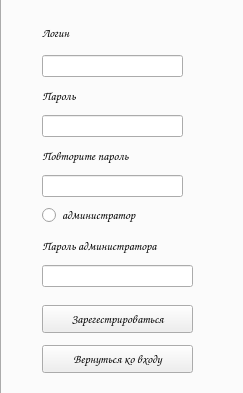
Qt form register.ui (k0rog/TRPO_Practice) before a commit.
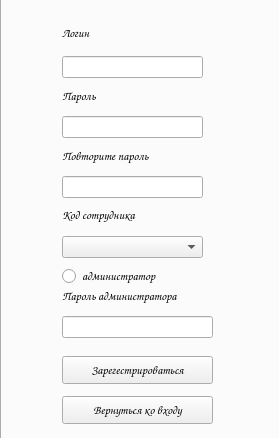
The same form after that commit. The open tabs and pages were chosen to show the change.

Diff of the .ui file:
```diff
--- a/register.ui
+++ b/register.ui
@@ -6,8 +6,8 @@
    <rect>
     <x>0</x>
     <y>0</y>
-    <width>243</width>
-    <height>393</height>
+    <width>279</width>
+    <height>438</height>
    </rect>
   </property>
   <property name="windowTitle">
@@ -153,7 +153,7 @@
     <widget class="QLabel" name="label_3">
      <property name="geometry">
       <rect>
-       <x>40</x>
+       <x>60</x>
        <y>29</y>
        <width>55</width>
        <height>16</height>
@@ -171,20 +171,10 @@
       <string>Логин</string>
      </property>
     </widget>
-    <widget class="QLineEdit" name="regPassFEdit">
-     <property name="geometry">
-      <rect>
-       <x>40</x>
-       <y>119</y>
-       <width>141</width>
-       <height>22</height>
-      </rect>
-     </property>
-    </widget>
     <widget class="QLabel" name="label_4">
      <property name="geometry">
       <rect>
-       <x>40</x>
+       <x>60</x>
        <y>89</y>
        <width>61</width>
        <height>21</height>
@@ -202,20 +192,10 @@
       <string>Пароль</string>
      </property>
     </widget>
-    <widget class="QLineEdit" name="regLoginEdit">
-     <property name="geometry">
-      <rect>
-       <x>40</x>
-       <y>59</y>
-       <width>141</width>
-       <height>22</height>
-      </rect>
-     </property>
-    </widget>
     <widget class="QLabel" name="label_5">
      <property name="geometry">
       <rect>
-       <x>40</x>
+       <x>60</x>
        <y>149</y>
        <width>141</width>
        <height>21</height>
@@ -233,11 +213,83 @@
       <string>Повторите пароль</string>
      </property>
     </widget>
+    <widget class="QLabel" name="label_6">
+     <property name="geometry">
+      <rect>
+       <x>60</x>
+       <y>289</y>
+       <width>191</width>
+       <height>21</height>
+      </rect>
+     </property>
+     <property name="font">
+      <font>
+       <family>Comic Sans MS</family>
+       <pointsize>9</pointsize>
+       <weight>75</weight>
+       <bold>true</bold>
+      </font>
+     </property>
+     <property name="text">
+      <string>Пароль администратора</string>
+     </property>
+    </widget>
+    <widget class="QLabel" name="label_7">
+     <property name="geometry">
+      <rect>
+       <x>60</x>
+       <y>208</y>
+       <width>141</width>
+       <height>21</height>
+      </rect>
+     </property>
+     <property name="font">
+      <font>
+       <family>Comic Sans MS</family>
+       <pointsize>9</pointsize>
+       <weight>75</weight>
+       <bold>true</bold>
+      </font>
+     </property>
+     <property name="text">
+      <string>Код сотрудника</string>
+     </property>
+    </widget>
+    <widget class="QLineEdit" name="regLoginEdit">
+     <property name="geometry">
+      <rect>
+       <x>60</x>
+       <y>60</y>
+       <width>141</width>
+       <height>22</height>
+      </rect>
+     </property>
+    </widget>
+    <widget class="QLineEdit" name="regPassFEdit">
+     <property name="geometry">
+      <rect>
+       <x>60</x>
+       <y>120</y>
+       <width>141</width>
+       <height>22</height>
+      </rect>
+     </property>
+    </widget>
     <widget class="QLineEdit" name="regPassSEdit">
      <property name="geometry">
       <rect>
-       <x>40</x>
-       <y>179</y>
+       <x>60</x>
+       <y>180</y>
+       <width>141</width>
+       <height>22</height>
+      </rect>
+     </property>
+    </widget>
+    <widget class="QComboBox" name="regIdCB">
+     <property name="geometry">
+      <rect>
+       <x>60</x>
+       <y>240</y>
        <width>141</width>
        <height>22</height>
       </rect>
@@ -246,8 +298,8 @@
     <widget class="QRadioButton" name="regAdminRadioB">
      <property name="geometry">
       <rect>
-       <x>40</x>
-       <y>209</y>
+       <x>60</x>
+       <y>270</y>
        <width>141</width>
        <height>20</height>
       </rect>
@@ -267,39 +319,18 @@
     <widget class="QLineEdit" name="regAdminPassEdit">
      <property name="geometry">
       <rect>
-       <x>40</x>
-       <y>269</y>
+       <x>60</x>
+       <y>320</y>
        <width>151</width>
        <height>22</height>
       </rect>
      </property>
     </widget>
-    <widget class="QLabel" name="label_6">
-     <property name="geometry">
-      <rect>
-       <x>40</x>
-       <y>239</y>
-       <width>191</width>
-       <height>21</height>
-      </rect>
-     </property>
-     <property name="font">
-      <font>
-       <family>Comic Sans MS</family>
-       <pointsize>9</pointsize>
-       <weight>75</weight>
-       <bold>true</bold>
-      </font>
-     </property>
-     <property name="text">
-      <string>Пароль администратора</string>
-     </property>
-    </widget>
     <widget class="QPushButton" name="regRegisterButton">
      <property name="geometry">
       <rect>
-       <x>40</x>
-       <y>309</y>
+       <x>60</x>
+       <y>360</y>
        <width>151</width>
        <height>28</height>
       </rect>
@@ -319,8 +350,8 @@
     <widget class="QPushButton" name="regReturnToEnterButton">
      <property name="geometry">
       <rect>
-       <x>40</x>
-       <y>349</y>
+       <x>60</x>
+       <y>400</y>
        <width>151</width>
        <height>28</height>
       </rect>
```
Left out of the diff: 106 changed lines with no effect on the pictures.
